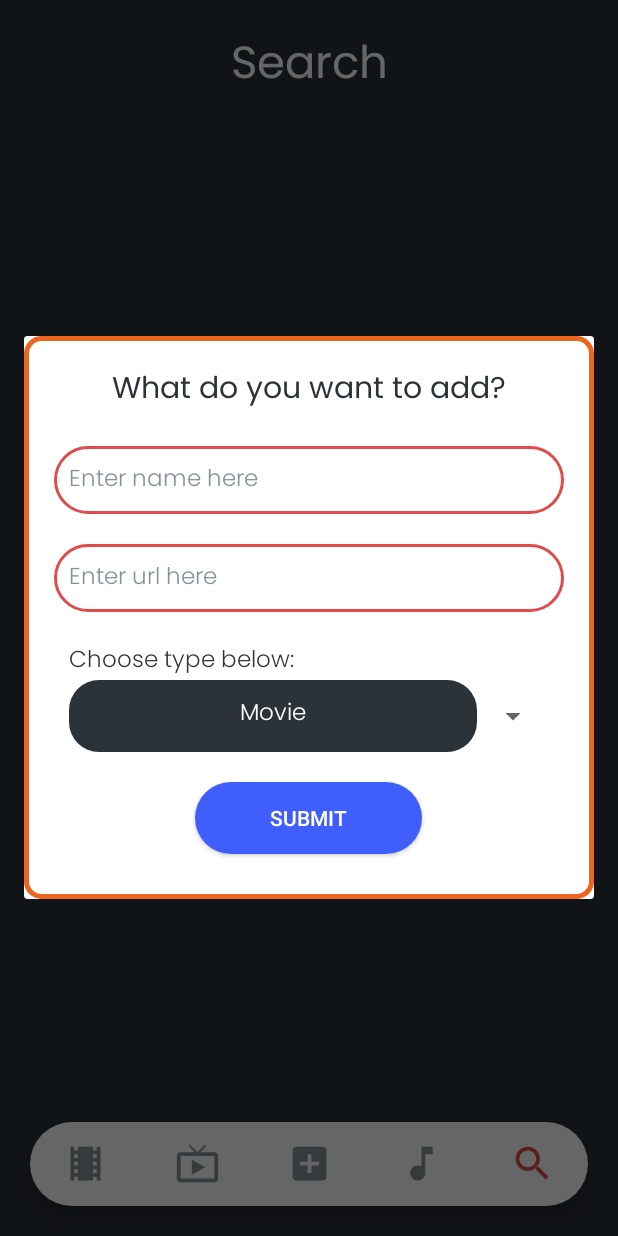
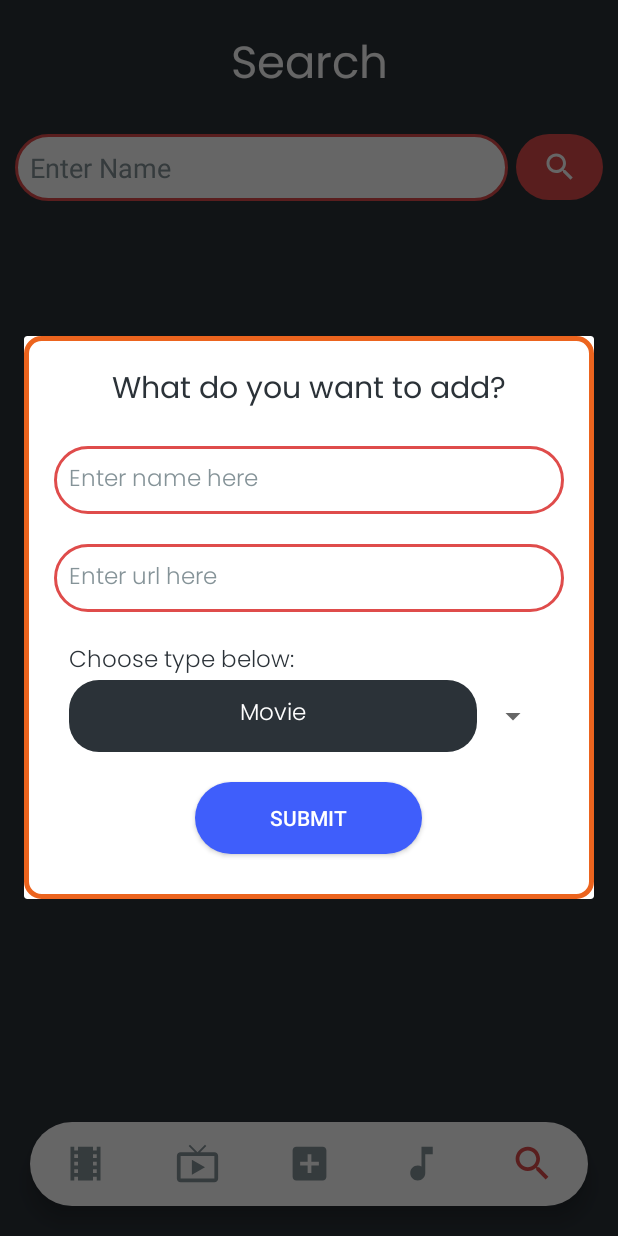
Before and after one commit to Mastermind0100/Mercury, an Android app: the screen it shows after launch (MainActivity), item 5 of the bottom bar chosen, on a phone screen of 412 x 824 dp. Run offline under Robolectric (Android 15) with nearby library versions, the phone set to English and light mode, and no system bars; libraries missing offline, so code that uses them is left out: com.orhanobut.hawk; network calls fail; pictures from the network do not load; 8 statements that could not run were skipped.

Commit message:
working version 1.0

```diff
--- a/app/src/main/java/com/a_team/mercury/SearchFragment.java
+++ b/app/src/main/java/com/a_team/mercury/SearchFragment.java
@@ -2,63 +2,74 @@ package com.a_team.mercury;
 
 import android.os.Bundle;
 
+import androidx.annotation.NonNull;
+import androidx.annotation.Nullable;
 import androidx.fragment.app.Fragment;
+import androidx.recyclerview.widget.LinearLayoutManager;
+import androidx.recyclerview.widget.RecyclerView;
 
+import android.util.Log;
 import android.view.LayoutInflater;
 import android.view.View;
 import android.view.ViewGroup;
+import android.widget.EditText;
+import android.widget.ImageButton;
 
-/**
- * A simple {@link Fragment} subclass.
- * Use the {@link SearchFragment#newInstance} factory method to
- * create an instance of this fragment.
- */
+import com.orhanobut.hawk.Hawk;
+
+import java.util.ArrayList;
+import java.util.List;
+import java.util.Locale;
+
 public class SearchFragment extends Fragment {
 
-    // TODO: Rename parameter arguments, choose names that match
-    // the fragment initialization parameters, e.g. ARG_ITEM_NUMBER
-    private static final String ARG_PARAM1 = "param1";
-    private static final String ARG_PARAM2 = "param2";
-
-    // TODO: Rename and change types of parameters
-    private String mParam1;
-    private String mParam2;
+    RecyclerView recyclerView;
+    EditText searchText;
+    ImageButton button;
+    List<CardData> all_card_data;
 
     public SearchFragment() {
-        // Required empty public constructor
-    }
-
-    /**
-     * Use this factory method to create a new instance of
-     * this fragment using the provided parameters.
-     *
-     * @param param1 Parameter 1.
-     * @param param2 Parameter 2.
-     * @return A new instance of fragment SearchFragment.
-     */
-    // TODO: Rename and change types and number of parameters
-    public static SearchFragment newInstance(String param1, String param2) {
-        SearchFragment fragment = new SearchFragment();
-        Bundle args = new Bundle();
-        args.putString(ARG_PARAM1, param1);
-        args.putString(ARG_PARAM2, param2);
-        fragment.setArguments(args);
-        return fragment;
     }
 
     @Override
     public void onCreate(Bundle savedInstanceState) {
         super.onCreate(savedInstanceState);
-        if (getArguments() != null) {
-            mParam1 = getArguments().getString(ARG_PARAM1);
-            mParam2 = getArguments().getString(ARG_PARAM2);
-        }
     }
 
     @Override
     public View onCreateView(LayoutInflater inflater, ViewGroup container,
                              Bundle savedInstanceState) {
-        // Inflate the layout for this fragment
-        return inflater.inflate(R.layout.fragment_search, container, false);
+        View view = inflater.inflate(R.layout.fragment_search, container, false);
+        all_card_data = Hawk.get("all_data");
+        Log.d("all_data_search", all_card_data.toString());
+        return view;
+    }
+
+    @Override
+    public void onViewCreated(@NonNull View view, @Nullable Bundle savedInstanceState) {
+        super.onViewCreated(view, savedInstanceState);
+        recyclerView = view.findViewById(R.id.search_recycler_container);
+        recyclerView.setHasFixedSize(true);
+        recyclerView.setLayoutManager(new LinearLayoutManager(getContext()));
+
+        RecyclerView.LayoutManager layoutManager = new LinearLayoutManager(getContext());
+
+        searchText = view.findViewById(R.id.search_text);
+        button = view.findViewById(R.id.search_btn);
+        button.setOnClickListener(new View.OnClickListener() {
+            @Override
+            public void onClick(View view) {
+                String searchTextValue = searchText.getText().toString().toLowerCase(Locale.ROOT);
+                List<CardData> search_cards = new ArrayList<CardData>();
+                for(int i = 0; i < all_card_data.size(); i++) {
+                    if(all_card_data.get(i).getTitle().toLowerCase(Locale.ROOT).contains(searchTextValue)) {
+                        search_cards.add(all_card_data.get(i));
+                    }
+                }
+                CardDataAdapter cardDataAdapter = new CardDataAdapter(search_cards, getActivity());
+                recyclerView.setLayoutManager(layoutManager);
+                recyclerView.setAdapter(cardDataAdapter);
+            }
+        });
     }
 }
--- /dev/null
+++ b/app/src/main/res/drawable/ic_baseline_search_24_white.xml
@@ -0,0 +1,5 @@
+<vector android:height="24dp" android:tint="#FFFFFF"
+    android:viewportHeight="24" android:viewportWidth="24"
+    android:width="24dp" xmlns:android="http://schemas.android.com/apk/res/android">
+    <path android:fillColor="@android:color/white" android:pathData="M15.5,14h-0.79l-0.28,-0.27C15.41,12.59 16,11.11 16,9.5 16,5.91 13.09,3 9.5,3S3,5.91 3,9.5 5.91,16 9.5,16c1.61,0 3.09,-0.59 4.23,-1.57l0.27,0.28v0.79l5,4.99L20.49,19l-4.99,-5zM9.5,14C7.01,14 5,11.99 5,9.5S7.01,5 9.5,5 14,7.01 14,9.5 11.99,14 9.5,14z"/>
+</vector>
--- a/app/src/main/res/layout/fragment_search.xml
+++ b/app/src/main/res/layout/fragment_search.xml
@@ -18,6 +18,36 @@
         android:textAlignment="center"
         android:text="Search" />
 
+    <LinearLayout
+        android:layout_width="match_parent"
+        android:layout_height="wrap_content"
+        android:layout_marginHorizontal="10dp"
+        android:layout_marginBottom="10dp"
+        android:orientation="horizontal">
+
+        <EditText
+            android:id="@+id/search_text"
+            android:layout_height="wrap_content"
+            android:layout_width="0dp"
+            android:hint="Enter Name"
+            android:textColorHint="@color/gray"
+            android:textColor="@color/background"
+            android:layout_weight="0.85"
+            android:padding="10dp"
+            android:background="@drawable/edit_text_custom"/>
+
+        <ImageButton
+            android:id="@+id/search_btn"
+            android:layout_width="0dp"
+            android:layout_height="wrap_content"
+            android:background="@drawable/custom_button_red"
+            android:padding="10dp"
+            android:layout_marginLeft="5dp"
+            android:src="@drawable/ic_baseline_search_24_white"
+            android:layout_weight="0.15"/>
+
+    </LinearLayout>
+
     <androidx.recyclerview.widget.RecyclerView
         android:id="@+id/search_recycler_container"
         android:layout_width="match_parent"
--- a/app/src/main/res/layout/input_dialog.xml
+++ b/app/src/main/res/layout/input_dialog.xml
@@ -76,12 +76,12 @@
         android:layout_width="wrap_content"
         android:layout_height="wrap_content"
         android:layout_below="@+id/spinner"
+        android:layout_centerHorizontal="true"
+        android:layout_marginBottom="30dp"
+        android:background="@drawable/custom_button"
         android:paddingHorizontal="50dp"
-        android:layout_centerHorizontal="true"
         android:text="Submit"
-        android:textColor="@color/white"
-        android:layout_marginBottom="30dp"
-        android:background="@drawable/custom_button"/>
+        android:textColor="@color/white" />
 
 
 </RelativeLayout>
```
